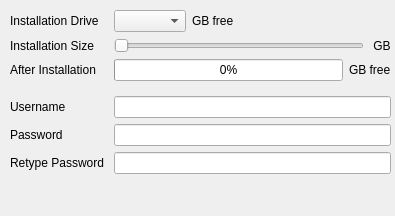
The window that playground/gsoc/pawn/src/gui/widgetConfiguration.ui (pars-linux/uludag) describes before a commit, drawn with Qt 5.
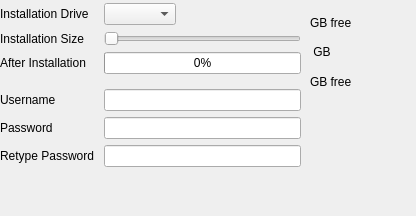
The same window after the commit.

What changed in the file:
```diff
--- a/playground/gsoc/pawn/src/gui/widgetConfiguration.ui
+++ b/playground/gsoc/pawn/src/gui/widgetConfiguration.ui
@@ -6,7 +6,7 @@
    <rect>
     <x>0</x>
     <y>0</y>
-    <width>395</width>
+    <width>416</width>
     <height>216</height>
    </rect>
   </property>
@@ -16,10 +16,10 @@
   <widget class="QWidget" name="formLayoutWidget">
    <property name="geometry">
     <rect>
-     <x>10</x>
-     <y>10</y>
-     <width>381</width>
-     <height>204</height>
+     <x>0</x>
+     <y>3</y>
+     <width>301</width>
+     <height>211</height>
     </rect>
    </property>
    <layout class="QFormLayout" name="formLayout">
@@ -33,20 +33,6 @@
       </property>
      </widget>
     </item>
-    <item row="1" column="1">
-     <layout class="QHBoxLayout" name="horizontalLayout_1">
-      <item>
-       <widget class="QComboBox" name="comboDrive"/>
-      </item>
-      <item>
-       <widget class="QLabel" name="lblDriveFreeSpace">
-        <property name="text">
-         <string>GB free</string>
-        </property>
-       </widget>
-      </item>
-     </layout>
-    </item>
     <item row="2" column="1">
      <layout class="QHBoxLayout" name="horizontalLayout_2">
       <item>
@@ -59,13 +45,6 @@
         </property>
        </widget>
       </item>
-      <item>
-       <widget class="QLabel" name="lblSize">
-        <property name="text">
-         <string> GB</string>
-        </property>
-       </widget>
-      </item>
      </layout>
     </item>
     <item row="3" column="1">
@@ -77,13 +56,6 @@
         </property>
        </widget>
       </item>
-      <item>
-       <widget class="QLabel" name="lblFreeLeft">
-        <property name="text">
-         <string>GB free</string>
-        </property>
-       </widget>
-      </item>
      </layout>
     </item>
     <item row="4" column="0">
@@ -145,8 +117,50 @@
       </property>
      </widget>
     </item>
+    <item row="1" column="1">
+     <widget class="QComboBox" name="comboDrive"/>
+    </item>
    </layout>
   </widget>
+  <widget class="QLabel" name="lblFreeLeft">
+   <property name="geometry">
+    <rect>
+     <x>310</x>
+     <y>70</y>
+     <width>101</width>
+     <height>23</height>
+    </rect>
+   </property>
+   <property name="text">
+    <string>GB free</string>
+   </property>
+  </widget>
+  <widget class="QLabel" name="lblSize">
+   <property name="geometry">
+    <rect>
+     <x>310</x>
+     <y>40</y>
+     <width>101</width>
+     <height>23</height>
+    </rect>
+   </property>
+   <property name="text">
+    <string> GB</string>
+   </property>
+  </widget>
+  <widget class="QLabel" name="lblDriveFreeSpace">
+   <property name="geometry">
+    <rect>
+     <x>310</x>
+     <y>10</y>
+     <width>101</width>
+     <height>25</height>
+    </rect>
+   </property>
+   <property name="text">
+    <string>GB free</string>
+   </property>
+  </widget>
  </widget>
  <resources/>
  <connections>
```
Left out of the diff: 19 changed lines with no effect on the pictures.
